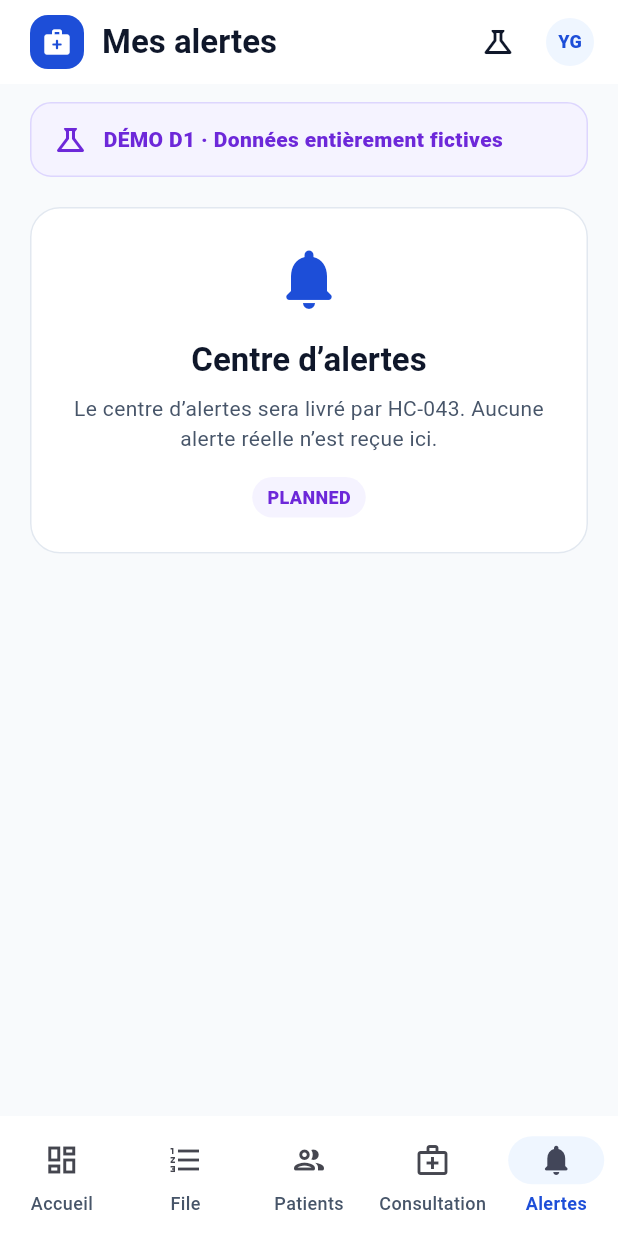
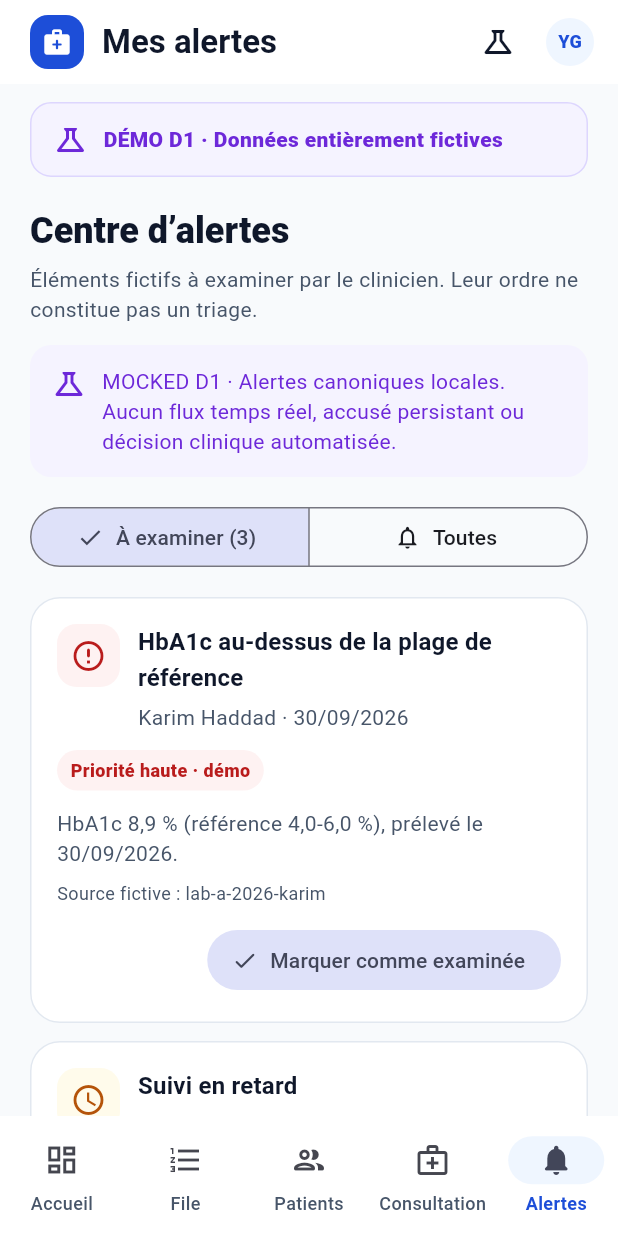
Before and after one commit to Medmas07/Medos, a Flutter app: the screen it shows after launch, item 5 of the bottom bar chosen, on a phone screen of 412 x 824 dp. Run offline on Flutter 3.47's test engine with Material 3 defaults, Android fonts, the phone set to English and light mode, and no system bars.

Commit message:
feat(clinician): add clinician alert center

```diff
--- /dev/null
+++ b/apps/mobile/clinician/lib/demo/canonical_alerts.dart
@@ -0,0 +1,64 @@
+/// Presentation-only copy of the HC-005 fictional clinician alerts.
+///
+/// These are not live notifications or clinical guidance. Tests verify this
+/// copy against `demo-data/clinician.json`.
+class DemoClinicianAlert {
+  const DemoClinicianAlert({
+    required this.id,
+    required this.patientId,
+    required this.patientName,
+    required this.type,
+    required this.severity,
+    required this.title,
+    required this.detail,
+    required this.sourceRecordId,
+    required this.createdAt,
+  });
+
+  final String id;
+  final String patientId;
+  final String patientName;
+  final String type;
+  final String severity;
+  final String title;
+  final String detail;
+  final String sourceRecordId;
+  final String createdAt;
+}
+
+const demoClinicianAlerts = <DemoClinicianAlert>[
+  DemoClinicianAlert(
+    id: 'alert-b-hba1c',
+    patientId: 'pat-b',
+    patientName: 'Karim Haddad',
+    type: 'abnormal_lab',
+    severity: 'high',
+    title: 'HbA1c au-dessus de la plage de référence',
+    detail: 'HbA1c 8,9 % (référence 4,0-6,0 %), prélevé le 30/09/2026.',
+    sourceRecordId: 'lab-a-2026-karim',
+    createdAt: '2026-09-30T16:00:00+01:00',
+  ),
+  DemoClinicianAlert(
+    id: 'alert-b-followup',
+    patientId: 'pat-b',
+    patientName: 'Karim Haddad',
+    type: 'missed_follow_up',
+    severity: 'medium',
+    title: 'Suivi en retard',
+    detail: 'Contrôle prévu à 12 mois non réalisé dans les délais.',
+    sourceRecordId: 'enc-a-2025-karim',
+    createdAt: '2026-09-16T08:00:00+01:00',
+  ),
+  DemoClinicianAlert(
+    id: 'alert-a-external',
+    patientId: 'pat-a',
+    patientName: 'Leïla Mansouri',
+    type: 'new_external_consultation',
+    severity: 'low',
+    title: 'Nouvelle consultation externe',
+    detail:
+        'Consultation de médecine interne à l’Hôpital Régional Oued Zitoun, avec instauration d’un traitement.',
+    sourceRecordId: 'enc-b-2026-leila',
+    createdAt: '2026-10-10T09:01:00+01:00',
+  ),
+];
--- /dev/null
+++ b/apps/mobile/clinician/lib/presentation/clinician_alert_center.dart
@@ -0,0 +1,280 @@
+import 'package:flutter/material.dart';
+
+import '../demo/canonical_alerts.dart';
+import 'clinician_theme.dart';
+
+enum AlertCenterFilter { toReview, all }
+
+class ClinicianAlertCenter extends StatefulWidget {
+  const ClinicianAlertCenter({super.key});
+
+  @override
+  State<ClinicianAlertCenter> createState() => _ClinicianAlertCenterState();
+}
+
+class _ClinicianAlertCenterState extends State<ClinicianAlertCenter> {
+  AlertCenterFilter _filter = AlertCenterFilter.toReview;
+  final Set<String> _reviewedIds = {};
+
+  @override
+  Widget build(BuildContext context) {
+    final visibleAlerts = _filter == AlertCenterFilter.all
+        ? demoClinicianAlerts
+        : demoClinicianAlerts
+              .where((alert) => !_reviewedIds.contains(alert.id))
+              .toList();
+
+    return Column(
+      crossAxisAlignment: CrossAxisAlignment.stretch,
+      children: [
+        Text(
+          'Centre d’alertes',
+          style: Theme.of(context).textTheme.headlineSmall,
+        ),
+        const SizedBox(height: 6),
+        const Text(
+          'Éléments fictifs à examiner par le clinicien. Leur ordre ne constitue pas un triage.',
+          style: TextStyle(color: ClinicianColors.muted, height: 1.4),
+        ),
+        const SizedBox(height: 14),
+        const _AlertBoundaryNote(),
+        const SizedBox(height: 16),
+        SegmentedButton<AlertCenterFilter>(
+          segments: [
+            ButtonSegment(
+              value: AlertCenterFilter.toReview,
+              icon: const Icon(Icons.mark_email_unread_outlined),
+              label: Text(
+                'À examiner (${demoClinicianAlerts.length - _reviewedIds.length})',
+              ),
+            ),
+            const ButtonSegment(
+              value: AlertCenterFilter.all,
+              icon: Icon(Icons.notifications_outlined),
+              label: Text('Toutes'),
+            ),
+          ],
+          selected: {_filter},
+          onSelectionChanged: (selection) {
+            setState(() => _filter = selection.single);
+          },
+        ),
+        const SizedBox(height: 16),
+        if (visibleAlerts.isEmpty)
+          _ReviewedEmptyState(
+            onShowAll: () => setState(() => _filter = AlertCenterFilter.all),
+          )
+        else
+          for (final alert in visibleAlerts) ...[
+            _AlertCard(
+              alert: alert,
+              reviewed: _reviewedIds.contains(alert.id),
+              onToggleReviewed: () {
+                setState(() {
+                  if (!_reviewedIds.add(alert.id)) {
+                    _reviewedIds.remove(alert.id);
+                  }
+                });
+              },
+            ),
+            const SizedBox(height: 12),
+          ],
+      ],
+    );
+  }
+}
+
+class _AlertBoundaryNote extends StatelessWidget {
+  const _AlertBoundaryNote();
+
+  @override
+  Widget build(BuildContext context) {
+    return Container(
+      padding: const EdgeInsets.all(14),
+      decoration: BoxDecoration(
+        color: ClinicianColors.demoSoft,
+        borderRadius: BorderRadius.circular(14),
+      ),
+      child: const Row(
+        crossAxisAlignment: CrossAxisAlignment.start,
+        children: [
+          Icon(Icons.science_outlined, color: ClinicianColors.demo),
+          SizedBox(width: 10),
+          Expanded(
+            child: Text(
+              'MOCKED D1 · Alertes canoniques locales. Aucun flux temps réel, accusé persistant ou décision clinique automatisée.',
+              style: TextStyle(color: ClinicianColors.demo, height: 1.4),
+            ),
+          ),
+        ],
+      ),
+    );
+  }
+}
+
+class _AlertCard extends StatelessWidget {
+  const _AlertCard({
+    required this.alert,
+    required this.reviewed,
+    required this.onToggleReviewed,
+  });
+
+  final DemoClinicianAlert alert;
+  final bool reviewed;
+  final VoidCallback onToggleReviewed;
+
+  @override
+  Widget build(BuildContext context) {
+    final (label, color, background, icon) = switch (alert.severity) {
+      'high' => (
+        'Priorité haute · démo',
+        ClinicianColors.danger,
+        const Color(0xFFFEF2F2),
+        Icons.error_outline_rounded,
+      ),
+      'medium' => (
+        'Priorité moyenne · démo',
+        const Color(0xFFB45309),
+        const Color(0xFFFFFBEB),
+        Icons.schedule_outlined,
+      ),
+      _ => (
+        'Information · démo',
+        ClinicianColors.brand,
+        ClinicianColors.brandSoft,
+        Icons.info_outline_rounded,
+      ),
+    };
+
+    return Card(
+      key: ValueKey('alert-${alert.id}'),
+      child: Padding(
+        padding: const EdgeInsets.all(18),
+        child: Column(
+          crossAxisAlignment: CrossAxisAlignment.start,
+          children: [
+            Row(
+              crossAxisAlignment: CrossAxisAlignment.start,
+              children: [
+                Container(
+                  width: 42,
+                  height: 42,
+                  decoration: BoxDecoration(
+                    color: background,
+                    borderRadius: BorderRadius.circular(13),
+                  ),
+                  child: Icon(icon, color: color),
+                ),
+                const SizedBox(width: 12),
+                Expanded(
+                  child: Column(
+                    crossAxisAlignment: CrossAxisAlignment.start,
+                    children: [
+                      Text(
+                        alert.title,
+                        style: Theme.of(context).textTheme.titleMedium,
+                      ),
+                      const SizedBox(height: 4),
+                      Text(
+                        '${alert.patientName} · ${_displayDate(alert.createdAt)}',
+                        style: const TextStyle(color: ClinicianColors.muted),
+                      ),
+                    ],
+                  ),
+                ),
+              ],
+            ),
+            const SizedBox(height: 12),
+            Container(
+              padding: const EdgeInsets.symmetric(horizontal: 9, vertical: 5),
+              decoration: BoxDecoration(
+                color: background,
+                borderRadius: BorderRadius.circular(999),
+              ),
+              child: Text(
+                label,
+                style: TextStyle(
+                  color: color,
+                  fontSize: 12,
+                  fontWeight: FontWeight.w800,
+                ),
+              ),
+            ),
+            const SizedBox(height: 12),
+            Text(alert.detail),
+            const SizedBox(height: 8),
+            Text(
+              'Source fictive : ${alert.sourceRecordId}',
+              style: const TextStyle(
+                color: ClinicianColors.muted,
+                fontSize: 12,
+              ),
+            ),
+            const SizedBox(height: 12),
+            Align(
+              alignment: Alignment.centerRight,
+              child: reviewed
+                  ? TextButton.icon(
+                      key: ValueKey('restore-${alert.id}'),
+                      onPressed: onToggleReviewed,
+                      icon: const Icon(Icons.undo_rounded),
+                      label: const Text('Remettre à examiner'),
+                    )
+                  : FilledButton.tonalIcon(
+                      key: ValueKey('review-${alert.id}'),
+                      onPressed: onToggleReviewed,
+                      icon: const Icon(Icons.check_rounded),
+                      label: const Text('Marquer comme examinée'),
+                    ),
+            ),
+          ],
+        ),
+      ),
+    );
+  }
+
+  String _displayDate(String value) {
+    final date = DateTime.parse(value);
+    return '${date.day.toString().padLeft(2, '0')}/${date.month.toString().padLeft(2, '0')}/${date.year}';
+  }
+}
+
+class _ReviewedEmptyState extends StatelessWidget {
+  const _ReviewedEmptyState({required this.onShowAll});
+
+  final VoidCallback onShowAll;
+
+  @override
+  Widget build(BuildContext context) {
+    return Card(
+      child: Padding(
+        padding: const EdgeInsets.all(24),
+        child: Column(
+          children: [
+            const Icon(
+              Icons.task_alt_rounded,
+              size: 46,
+              color: Color(0xFF047857),
+            ),
+            const SizedBox(height: 12),
+            Text(
+              'Toutes les alertes ont été examinées',
+              textAlign: TextAlign.center,
+              style: Theme.of(context).textTheme.titleMedium,
+            ),
+            const SizedBox(height: 6),
+            const Text(
+              'État local de démonstration, réinitialisé à la fermeture de l’application.',
+              textAlign: TextAlign.center,
+            ),
+            const SizedBox(height: 12),
+            OutlinedButton(
+              onPressed: onShowAll,
+              child: const Text('Afficher toutes les alertes'),
+            ),
+          ],
+        ),
+      ),
+    );
+  }
+}
--- a/apps/mobile/clinician/lib/presentation/clinician_shell.dart
+++ b/apps/mobile/clinician/lib/presentation/clinician_shell.dart
@@ -1,6 +1,7 @@
 import 'package:flutter/material.dart';
 
 import '../demo/canonical_clinician.dart';
+import 'clinician_alert_center.dart';
 import 'clinician_theme.dart';
 import 'recording_consent_view.dart';
 
@@ -219,12 +220,7 @@ class _ContentView extends StatelessWidget {
             'La liste des patients autorisés, leur fiche et leur historique fédéré seront livrés par HC-033 à HC-035. Ce shell ne charge aucun dossier clinique.',
       ),
       ClinicianDestination.consultation => const RecordingConsentView(),
-      ClinicianDestination.alerts => const _PlannedContent(
-        icon: Icons.notifications_rounded,
-        title: 'Centre d’alertes',
-        message:
-            'Le centre d’alertes sera livré par HC-043. Aucune alerte réelle n’est reçue ici.',
-      ),
+      ClinicianDestination.alerts => const ClinicianAlertCenter(),
     };
 
     return ListView(
```
Also changed, not shown: 3 other files.
